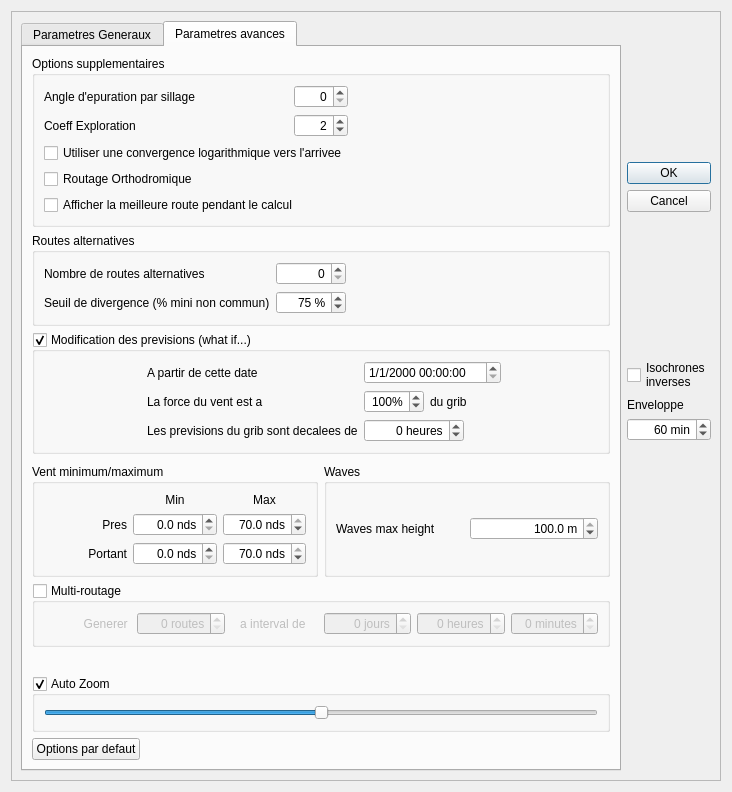
Before: the Qt Designer form src/Ui/Routage_Editor.ui in nohal/qtVlm, drawn with Qt 5.
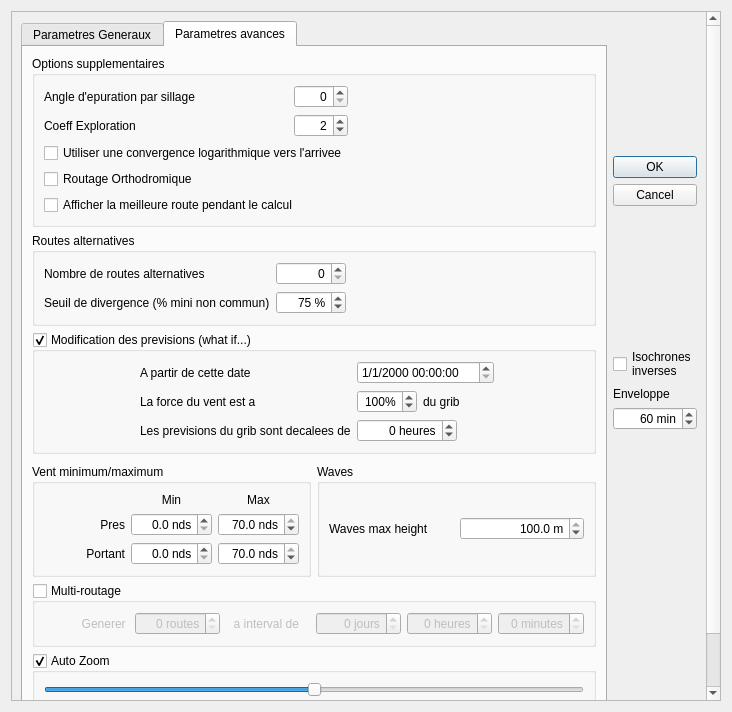
After: the same form once the commit is applied. The open tabs and pages were chosen to show the change.

Diff of the .ui file:
```diff
--- a/src/Ui/Routage_Editor.ui
+++ b/src/Ui/Routage_Editor.ui
@@ -7,7 +7,7 @@
     <x>0</x>
     <y>0</y>
     <width>732</width>
-    <height>792</height>
+    <height>712</height>
    </rect>
   </property>
   <property name="sizePolicy">
@@ -42,8 +42,8 @@
        <rect>
         <x>0</x>
         <y>0</y>
-        <width>687</width>
-        <height>792</height>
+        <width>712</width>
+        <height>692</height>
        </rect>
       </property>
       <layout class="QHBoxLayout" name="horizontalLayout_9">
@@ -1108,19 +1108,6 @@
              </layout>
             </widget>
            </item>
-           <item>
-            <spacer name="verticalSpacer_5">
-             <property name="orientation">
-              <enum>Qt::Vertical</enum>
-             </property>
-             <property name="sizeHint" stdset="0">
-              <size>
-               <width>20</width>
-               <height>40</height>
-              </size>
-             </property>
-            </spacer>
-           </item>
            <item>
             <widget class="QGroupBox" name="autoZoom">
              <property name="title">
@@ -1186,6 +1173,19 @@
              </item>
             </layout>
            </item>
+           <item>
+            <spacer name="verticalSpacer_2">
+             <property name="orientation">
+              <enum>Qt::Vertical</enum>
+             </property>
+             <property name="sizeHint" stdset="0">
+              <size>
+               <width>20</width>
+               <height>40</height>
+              </size>
+             </property>
+            </spacer>
+           </item>
           </layout>
          </widget>
         </widget>
```
Left out of the diff: 12 changed lines with no effect on the pictures.
